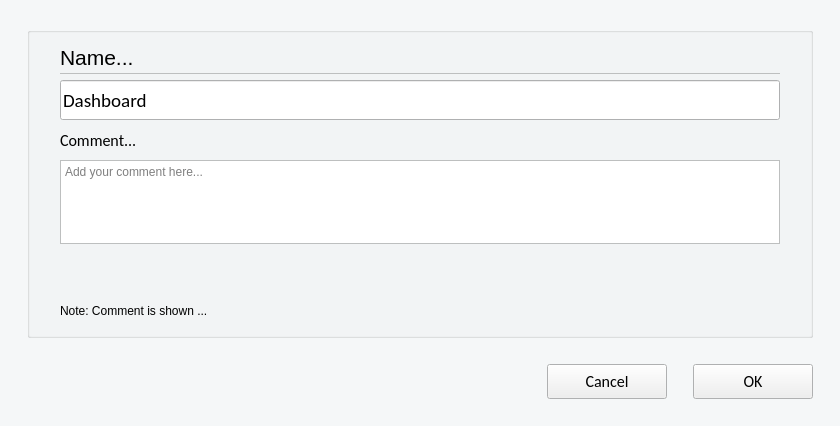
Qt form opensyde_tool/src/system_views/dashboards/C_SyvDaDashboardTabProperties.ui (openSYDE/openSYDE) before a commit.
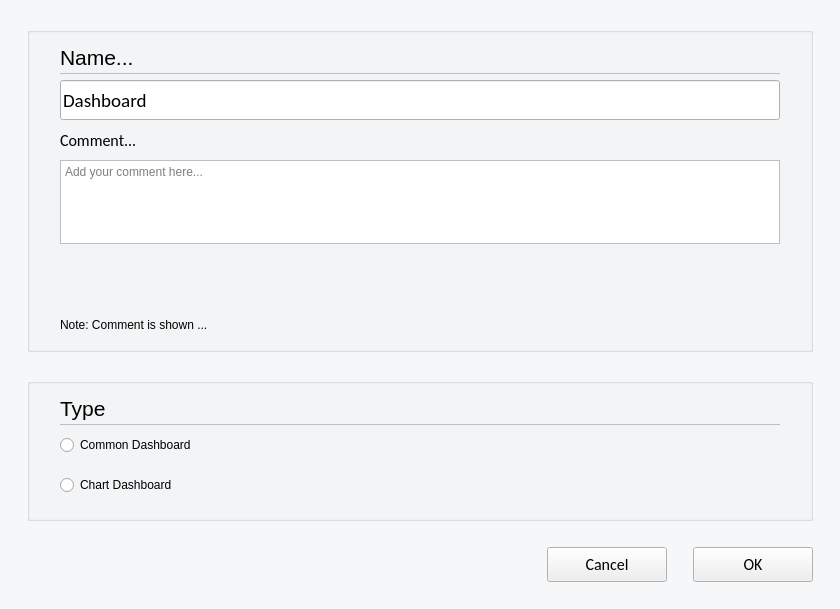
The same form after that commit. Custom widgets are drawn as their Qt base class.

Patch:
```diff
--- a/opensyde_tool/src/system_views/dashboards/C_SyvDaDashboardTabProperties.ui
+++ b/opensyde_tool/src/system_views/dashboards/C_SyvDaDashboardTabProperties.ui
@@ -10,7 +10,7 @@
     <x>0</x>
     <y>0</y>
     <width>840</width>
-    <height>426</height>
+    <height>609</height>
    </rect>
   </property>
   <property name="sizePolicy">
@@ -185,7 +185,7 @@
            <number>0</number>
           </property>
           <item>
-           <widget class="stw_opensyde_gui_elements::C_OgeFrameSeparator" name="frame">
+           <widget class="stw_opensyde_gui_elements::C_OgeFraSeparator" name="frame">
             <property name="minimumSize">
              <size>
               <width>0</width>
@@ -363,6 +363,174 @@
      </layout>
     </widget>
    </item>
+   <item>
+    <spacer name="verticalSpacer">
+     <property name="orientation">
+      <enum>Qt::Vertical</enum>
+     </property>
+     <property name="sizeType">
+      <enum>QSizePolicy::Fixed</enum>
+     </property>
+     <property name="sizeHint" stdset="0">
+      <size>
+       <width>20</width>
+       <height>20</height>
+      </size>
+     </property>
+    </spacer>
+   </item>
+   <item>
+    <widget class="stw_opensyde_gui_elements::C_OgeGbx" name="pc_GroupBoxGeneral_3">
+     <property name="title">
+      <string/>
+     </property>
+     <layout class="QVBoxLayout" name="verticalLayout_4">
+      <property name="spacing">
+       <number>0</number>
+      </property>
+      <property name="leftMargin">
+       <number>30</number>
+      </property>
+      <property name="rightMargin">
+       <number>30</number>
+      </property>
+      <property name="bottomMargin">
+       <number>13</number>
+      </property>
+      <item>
+       <layout class="QHBoxLayout" name="horizontalLayout_5" stretch="0,1">
+        <property name="spacing">
+         <number>6</number>
+        </property>
+        <item>
+         <widget class="stw_opensyde_gui_elements::C_OgeLabHeadingGroupBold" name="pc_LabelType">
+          <property name="minimumSize">
+           <size>
+            <width>0</width>
+            <height>30</height>
+           </size>
+          </property>
+          <property name="maximumSize">
+           <size>
+            <width>16777215</width>
+            <height>30</height>
+           </size>
+          </property>
+          <property name="font">
+           <font>
+            <family>Segoe UI</family>
+            <pointsize>16</pointsize>
+           </font>
+          </property>
+          <property name="text">
+           <string>Type</string>
+          </property>
+         </widget>
+        </item>
+        <item>
+         <spacer name="horizontalSpacer_7">
+          <property name="orientation">
+           <enum>Qt::Horizontal</enum>
+          </property>
+          <property name="sizeHint" stdset="0">
+           <size>
+            <width>40</width>
+            <height>1</height>
+           </size>
+          </property>
+         </spacer>
+        </item>
+       </layout>
+      </item>
+      <item>
+       <layout class="QHBoxLayout" name="horizontalLayout_19" stretch="0">
+        <property name="spacing">
+         <number>0</number>
+        </property>
+        <property name="topMargin">
+         <number>1</number>
+        </property>
+        <property name="rightMargin">
+         <number>0</number>
+        </property>
+        <property name="bottomMargin">
+         <number>0</number>
+        </property>
+        <item>
+         <widget class="stw_opensyde_gui_elements::C_OgeFraSeparator" name="pc_Frame">
+          <property name="minimumSize">
+           <size>
+            <width>0</width>
+            <height>1</height>
+           </size>
+          </property>
+          <property name="maximumSize">
+           <size>
+            <width>16777215</width>
+            <height>1</height>
+           </size>
+          </property>
+          <property name="frameShape">
+           <enum>QFrame::StyledPanel</enum>
+          </property>
+          <property name="frameShadow">
+           <enum>QFrame::Raised</enum>
+          </property>
+         </widget>
+        </item>
+       </layout>
+      </item>
+      <item>
+       <layout class="QHBoxLayout" name="horizontalLayout_4">
+        <item>
+         <widget class="stw_opensyde_gui_elements::C_OgeRabProperties" name="pc_RbCommonDashboard">
+          <property name="text">
+           <string>Common Dashboard</string>
+          </property>
+         </widget>
+        </item>
+        <item>
+         <spacer name="horizontalSpacer_2">
+          <property name="orientation">
+           <enum>Qt::Horizontal</enum>
+          </property>
+          <property name="sizeHint" stdset="0">
+           <size>
+            <width>40</width>
+            <height>40</height>
+           </size>
+          </property>
+         </spacer>
+        </item>
+       </layout>
+      </item>
+      <item>
+       <layout class="QHBoxLayout" name="horizontalLayout_6">
+        <item>
+         <widget class="stw_opensyde_gui_elements::C_OgeRabProperties" name="pc_RbChartDashboard">
+          <property name="text">
+           <string>Chart Dashboard</string>
+          </property>
+         </widget>
+        </item>
+        <item>
+         <spacer name="horizontalSpacer_5">
+          <property name="orientation">
+           <enum>Qt::Horizontal</enum>
+          </property>
+          <property name="sizeHint" stdset="0">
+           <size>
+            <width>40</width>
+            <height>40</height>
+           </size>
+          </property>
+         </spacer>
+        </item>
+       </layout>
+      </item>
+     </layout>
+    </widget>
+   </item>
    <item>
     <spacer name="verticalSpacer_4">
      <property name="orientation">
@@ -487,9 +655,9 @@
    <header>C_OgeLabHeadingGroupBold.h</header>
   </customwidget>
   <customwidget>
-   <class>stw_opensyde_gui_elements::C_OgeFrameSeparator</class>
+   <class>stw_opensyde_gui_elements::C_OgeFraSeparator</class>
    <extends>QFrame</extends>
-   <header>C_OgeFrameSeparator.h</header>
+   <header>C_OgeFraSeparator.h</header>
    <container>1</container>
   </customwidget>
   <customwidget>
@@ -523,6 +691,11 @@
    <extends>QLabel</extends>
    <header>C_OgeLabGroupSubItem.h</header>
   </customwidget>
+  <customwidget>
+   <class>stw_opensyde_gui_elements::C_OgeRabProperties</class>
+   <extends>QRadioButton</extends>
+   <header>C_OgeRabProperties.h</header>
+  </customwidget>
  </customwidgets>
  <tabstops>
   <tabstop>pc_LineEditName</tabstop>
```
